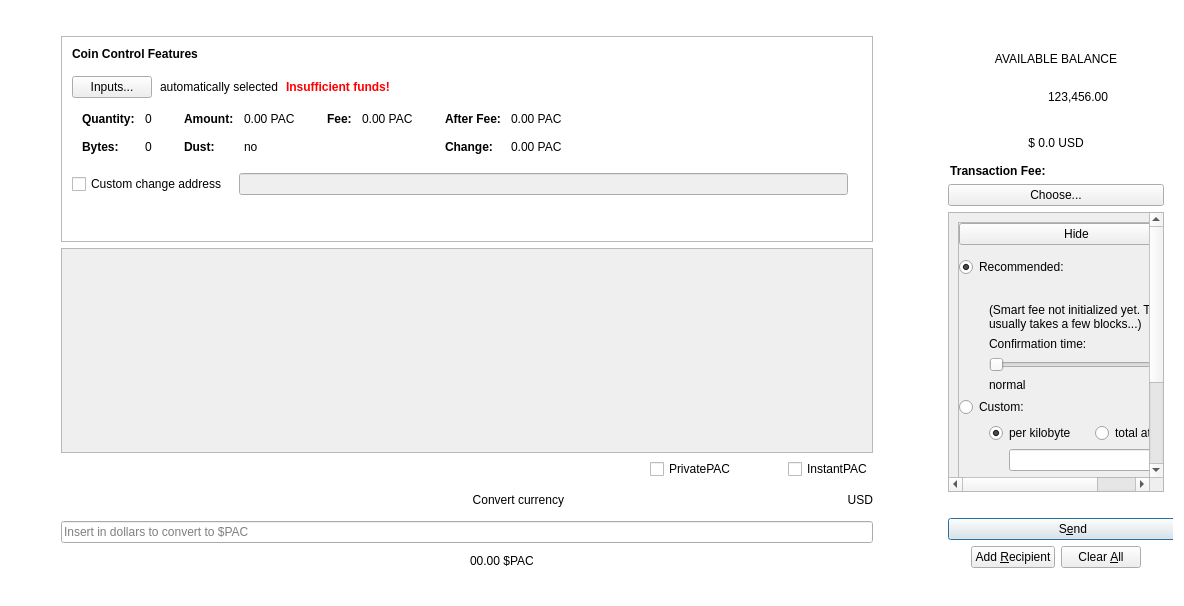
First picture: the form in src/qt/forms/sendcoinsdialog.ui, repository PACCommunity/PAC, before the edit.
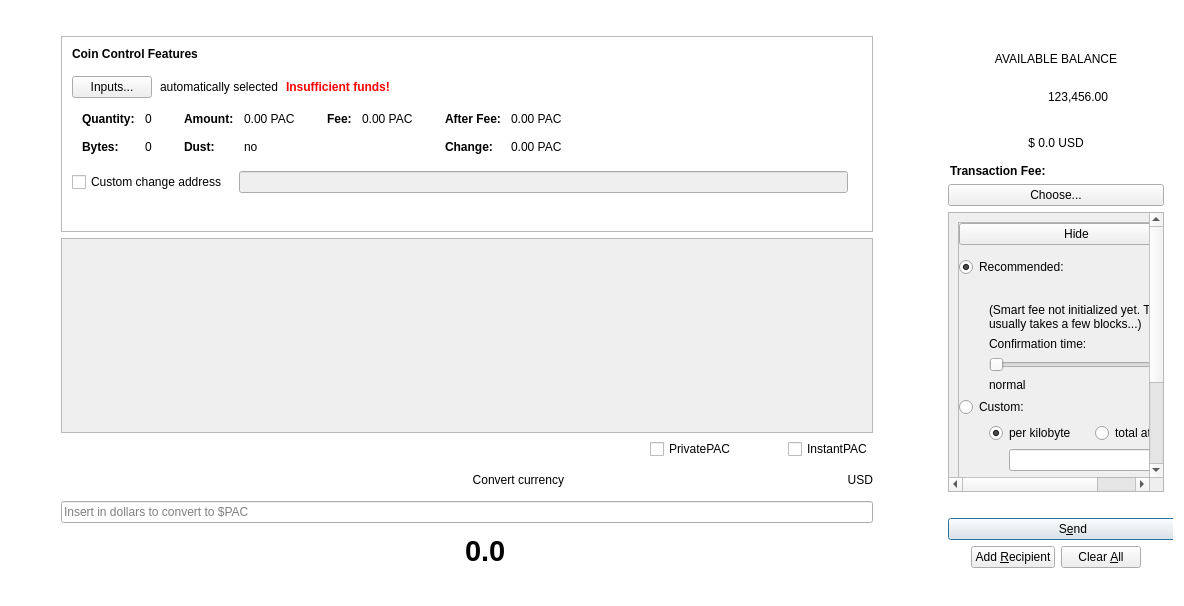
Second picture: the form after the edit. Custom widgets are drawn as their Qt base class.

The edit to the form file:
```diff
--- a/src/qt/forms/sendcoinsdialog.ui
+++ b/src/qt/forms/sendcoinsdialog.ui
@@ -634,7 +634,7 @@
              <x>0</x>
              <y>0</y>
              <width>811</width>
-             <height>186</height>
+             <height>180</height>
             </rect>
            </property>
            <property name="styleSheet">
@@ -864,7 +864,37 @@
           <item>
            <layout class="QHBoxLayout" name="horizontalLayout_7">
             <item>
+             <spacer name="horizontalSpacer_9">
+              <property name="orientation">
+               <enum>Qt::Horizontal</enum>
+              </property>
+              <property name="sizeType">
+               <enum>QSizePolicy::Expanding</enum>
+              </property>
+              <property name="sizeHint" stdset="0">
+               <size>
+                <width>40</width>
+                <height>20</height>
+               </size>
+              </property>
+             </spacer>
+            </item>
+            <item>
+             <layout class="QHBoxLayout" name="horizontalLayout_12">
+              <item>
              <widget class="QLabel" name="iconLabelConvertedCurrency">
+                <property name="sizePolicy">
+                 <sizepolicy hsizetype="Fixed" vsizetype="Preferred">
+                  <horstretch>0</horstretch>
+                  <verstretch>0</verstretch>
+                 </sizepolicy>
+                </property>
+                <property name="minimumSize">
+                 <size>
+                  <width>30</width>
+                  <height>0</height>
+                 </size>
+                </property>
               <property name="text">
                <string/>
               </property>
@@ -874,11 +904,36 @@
              </widget>
             </item>
             <item>
-             <widget class="QLabel" name="label_9">
+               <widget class="QLabel" name="labelConvertionUSD">
+                <property name="font">
+                 <font>
+                  <pointsize>22</pointsize>
+                  <weight>75</weight>
+                  <bold>true</bold>
+                 </font>
+                </property>
               <property name="text">
-               <string>00.00 $PAC</string>
-              </property>
-             </widget>
+                 <string>0.0</string>
+                </property>
+               </widget>
+              </item>
+             </layout>
+            </item>
+            <item>
+             <spacer name="horizontalSpacer_11">
+              <property name="orientation">
+               <enum>Qt::Horizontal</enum>
+              </property>
+              <property name="sizeType">
+               <enum>QSizePolicy::Expanding</enum>
+              </property>
+              <property name="sizeHint" stdset="0">
+               <size>
+                <width>40</width>
+                <height>20</height>
+               </size>
+              </property>
+             </spacer>
             </item>
            </layout>
           </item>
```
Lines whose indentation alone changed are shown as unchanged.
